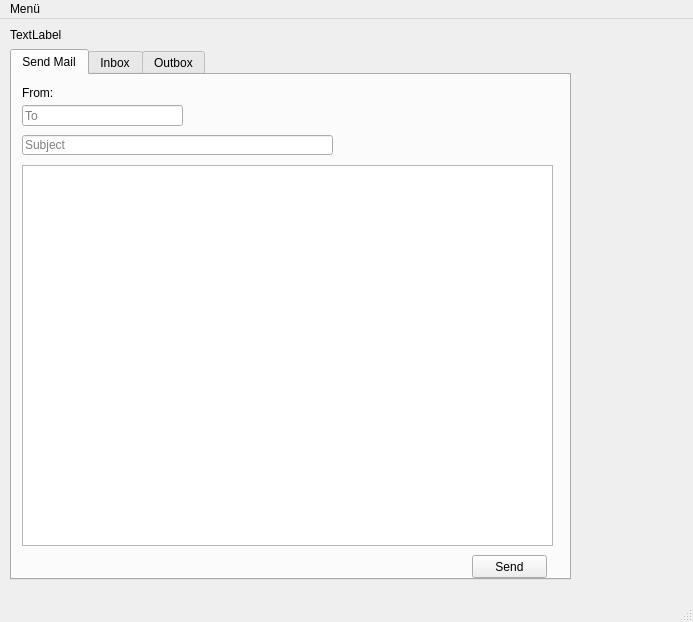
First picture: the form in arayüz.ui, repository Aseloth99/network-security, before the edit.
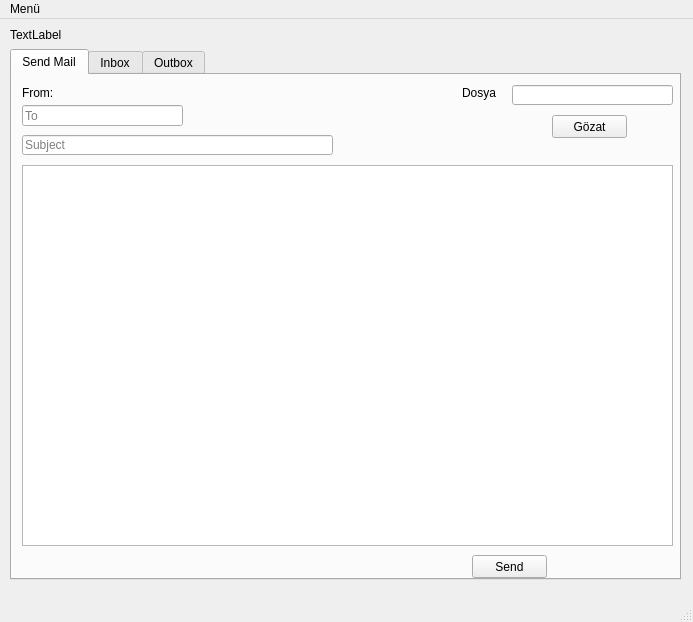
Second picture: the form after the edit. The open tabs and pages were chosen to show the change.

What changed in the file:
```diff
--- a/arayüz.ui
+++ b/arayüz.ui
@@ -19,7 +19,7 @@
      <rect>
       <x>10</x>
       <y>30</y>
-      <width>561</width>
+      <width>671</width>
       <height>531</height>
      </rect>
     </property>
@@ -77,7 +77,7 @@
        <rect>
         <x>10</x>
         <y>90</y>
-        <width>531</width>
+        <width>651</width>
         <height>381</height>
        </rect>
       </property>
@@ -95,6 +95,57 @@
        <string>Send</string>
       </property>
      </widget>
+     <widget class="QPushButton" name="pushButton">
+      <property name="geometry">
+       <rect>
+        <x>540</x>
+        <y>40</y>
+        <width>75</width>
+        <height>23</height>
+       </rect>
+      </property>
+      <property name="text">
+       <string>Gözat</string>
+      </property>
+     </widget>
+     <widget class="QLabel" name="label">
+      <property name="geometry">
+       <rect>
+        <x>450</x>
+        <y>10</y>
+        <width>51</width>
+        <height>16</height>
+       </rect>
+      </property>
+      <property name="text">
+       <string>Dosya</string>
+      </property>
+     </widget>
+     <widget class="QLineEdit" name="lineEdit">
+      <property name="enabled">
+       <bool>true</bool>
+      </property>
+      <property name="geometry">
+       <rect>
+        <x>500</x>
+        <y>10</y>
+        <width>161</width>
+        <height>20</height>
+       </rect>
+      </property>
+      <property name="autoFillBackground">
+       <bool>false</bool>
+      </property>
+      <property name="inputMask">
+       <string/>
+      </property>
+      <property name="text">
+       <string/>
+      </property>
+      <property name="readOnly">
+       <bool>true</bool>
+      </property>
+     </widget>
     </widget>
     <widget class="QWidget" name="tab_2">
      <attribute name="title">
```
Left out of the diff: 42 changed lines with no effect on the pictures.
